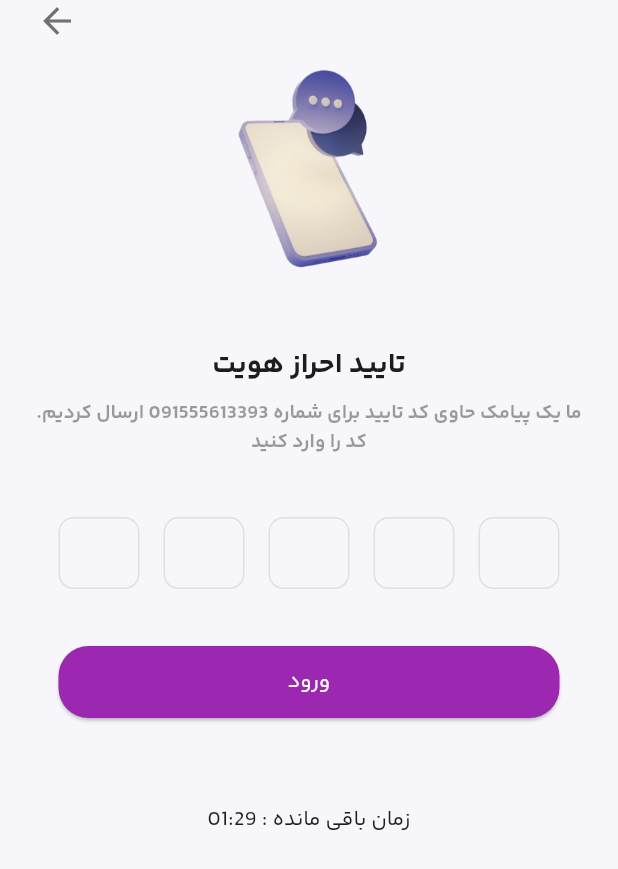
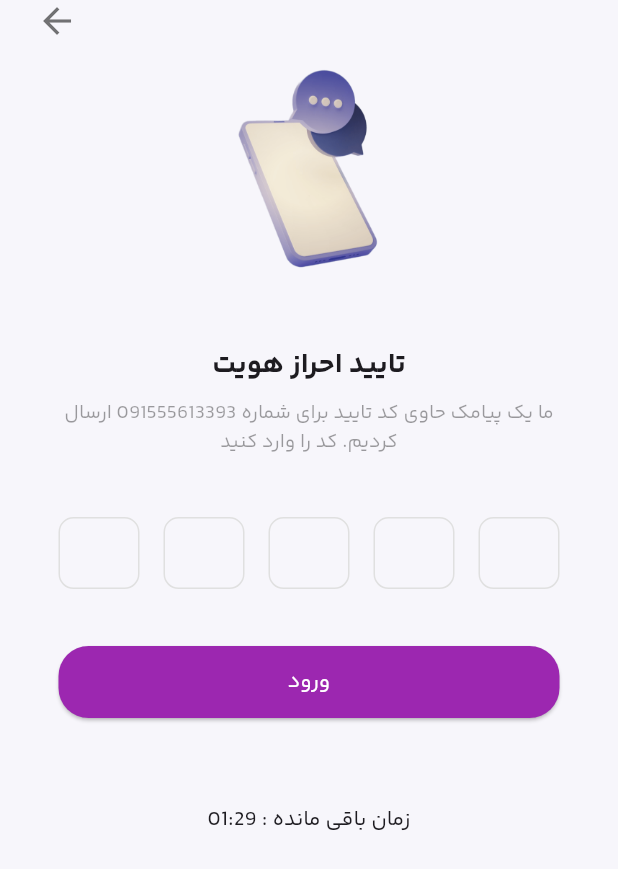
Before and after one commit to SinaHajipooor/flutter-design, a Flutter app: the OtpScreen screen opened by its route, on a phone screen of 412 x 824 dp. Shown: the top 869 px of the screen. Run offline on Flutter 3.47's test engine with Material 2 defaults, Android fonts, the phone set to English and light mode, and no system bars; drawn by our look-alikes of pin_input_text_field.

Commit message:
config auth screen sizes

```diff
--- a/lib/screens/auth/otp_screen.dart
+++ b/lib/screens/auth/otp_screen.dart
@@ -64,8 +64,9 @@ class _OtpScreenState extends State<OtpScreen> {
       body: SafeArea(
         child: Padding(
           padding: const EdgeInsets.only(left: 24, right: 24),
+          child: SingleChildScrollView(
+            physics: const BouncingScrollPhysics(),
             child: Column(
-            // mainAxisAlignment: MainAxisAlignment.center,
               children: [
                 GestureDetector(
                   onTap: () => Navigator.of(context).pop(),
@@ -94,7 +95,7 @@ class _OtpScreenState extends State<OtpScreen> {
                       const Text(
                         'ما یک پیامک حاوی کد تایید برای شماره 091555613393 ارسال کردیم. کد را وارد کنید',
                         textAlign: TextAlign.center,
-                      style: TextStyle(fontWeight: FontWeight.bold, fontSize: 13, color: Colors.black38),
+                        style: TextStyle(fontWeight: FontWeight.normal, fontSize: 13, color: Colors.black38),
                       ),
                       const SizedBox(height: 30),
                       Container(
@@ -157,6 +158,7 @@ class _OtpScreenState extends State<OtpScreen> {
             ),
           ),
         ),
+      ),
     );
   }
 }
--- a/lib/screens/auth/phone_login_screen.dart
+++ b/lib/screens/auth/phone_login_screen.dart
@@ -24,8 +24,8 @@ class _PhoneLoginScreenState extends State<PhoneLoginScreen> {
       showPrefixIcon = value.replaceAll(' ', '').length == 10;
     });
   }
+
   // --------------- UI ----------------
-
   @override
   Widget build(BuildContext context) {
     return Scaffold(
--- a/lib/screens/root/welcome_screen.dart
+++ b/lib/screens/root/welcome_screen.dart
@@ -29,7 +29,7 @@ class _WelcomeScreenState extends State<WelcomeScreen> {
                   const SizedBox(height: 10),
                   const Text(
                     'سامانه جامع مدیریت مراکز حجی فلاتر',
-                    style: TextStyle(fontWeight: FontWeight.bold, fontSize: 14, color: Colors.black38),
+                    style: TextStyle(fontWeight: FontWeight.normal, fontSize: 14, color: Colors.black38),
                   ),
                   const SizedBox(height: 50),
                   Image.asset(
```
Lines whose indentation alone changed are shown as unchanged.
